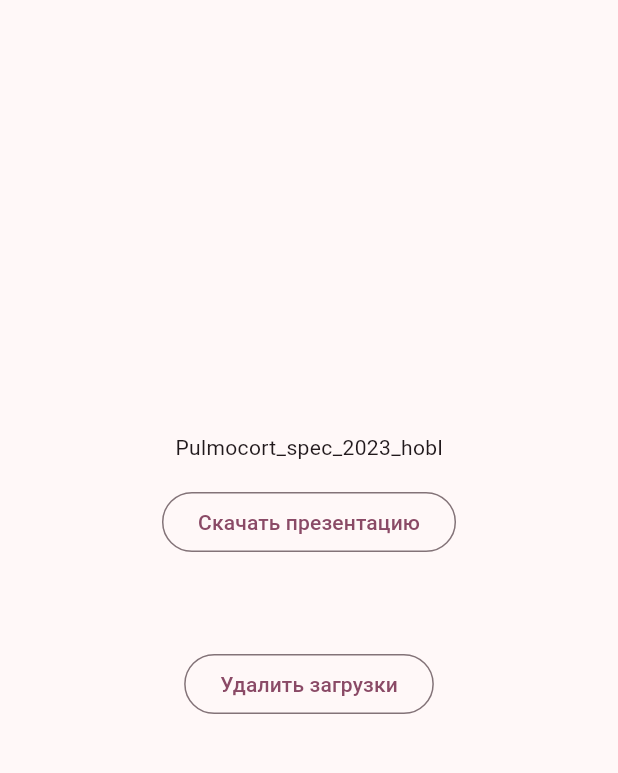
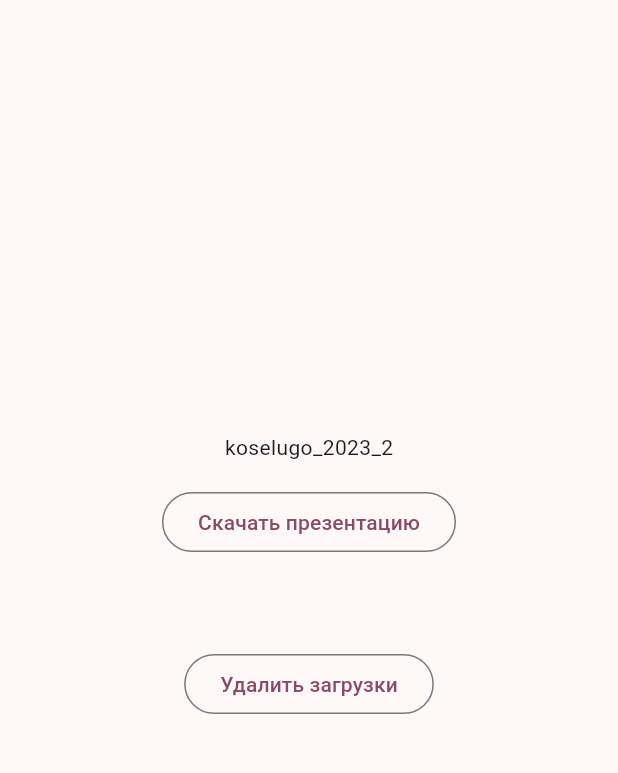
Before and after one commit to Veselchak-U/webview_presentation_test, a Flutter app: the screen it shows after launch, on a phone screen of 412 x 824 dp, the part 84-857 px from its top. Run offline on Flutter 3.47's test engine with Material 2 defaults, Android fonts, the phone set to English and light mode, and no system bars; our stand-ins replace copy_with_extension, dio, equatable, freezed_annotation, logger, webview_flutter; missing offline and left inert: flutter_archive, flutter_inappwebview, webview_flutter_android, webview_flutter_wkwebview; accounts and stored records are empty.

```diff
--- /dev/null
+++ b/lib/features/presentation_view/data/mocks.dart
@@ -0,0 +1,34 @@
+import 'package:presentation_test/features/presentation_view/domain/entities/presentation_entity.dart';
+
+class Mocks {
+  final presentationsMock = [
+    const PresentationEntity(
+      id: 'id_Calquence_RU_3_2022_Publish',
+      url:
+          'https://drive.google.com/uc?export=download&confirm=no_antivirus&id=1_33cRbPzWpT-hUrcF-Z0wvqyUZtD93Iv',
+      fileName: 'Calquence_RU_3_2022_Publish.zip',
+      name: 'Calquence_RU_3_2022_Publish',
+    ),
+    const PresentationEntity(
+      id: 'id_Synagis_RIA_GI_2023_1',
+      url:
+          'https://drive.google.com/uc?export=download&confirm=no_antivirus&id=1UYsDW9FvR4JOaXn8SLp9bYOdLfNlQFsr',
+      fileName: 'Synagis_RIA_GI_2023_1.zip',
+      name: 'Synagis_RIA_GI_2023_1',
+    ),
+    const PresentationEntity(
+      id: 'id_Pulmocort_spec_2023_hobl',
+      url:
+          'https://drive.google.com/uc?export=download&confirm=no_antivirus&id=1lKK-WiWvYhowvTtEOkTa3CDHqiViAOpc',
+      fileName: 'Pulmocort_spec_2023_hobl.zip',
+      name: 'Pulmocort_spec_2023_hobl',
+    ),
+    const PresentationEntity(
+      id: 'id_koselugo_2023_2',
+      url:
+          'https://drive.google.com/uc?export=download&confirm=no_antivirus&id=1rTiecXCFHpdnItFZT1euvQNIQqMu173o',
+      fileName: 'koselugo_2023_2.zip',
+      name: 'koselugo_2023_2',
+    ),
+  ];
+}
--- a/lib/features/presentation_view/screens/loading_screen/loading_screen.dart
+++ b/lib/features/presentation_view/screens/loading_screen/loading_screen.dart
@@ -1,31 +1,7 @@
 import 'package:flutter/material.dart';
-import 'package:presentation_test/features/presentation_view/domain/entities/presentation_entity.dart';
+import 'package:presentation_test/features/presentation_view/data/mocks.dart';
 import 'package:presentation_test/features/presentation_view/screens/loading_screen/loading_screen_vm.dart';
 import 'package:provider/provider.dart';
-
-// const _presentation = PresentationEntity(
-//   id: 'id_Calquence_RU_3_2022_Publish',
-//   url:
-//   'https://drive.google.com/uc?export=download&confirm=no_antivirus&id=1_33cRbPzWpT-hUrcF-Z0wvqyUZtD93Iv',
-//   fileName: 'Calquence_RU_3_2022_Publish.zip',
-//   name: 'Calquence_RU_3_2022_Publish',
-// );
-
-// const _presentation = PresentationEntity(
-//   id: 'id_Synagis_RIA_GI_2023_1',
-//   url:
-//       'https://drive.google.com/uc?export=download&confirm=no_antivirus&id=1UYsDW9FvR4JOaXn8SLp9bYOdLfNlQFsr',
-//   fileName: 'Synagis_RIA_GI_2023_1.zip',
-//   name: 'Synagis_RIA_GI_2023_1',
-// );
-
-const _presentation = PresentationEntity(
-  id: 'id_Pulmocort_spec_2023_hobl',
-  url:
-      'https://drive.google.com/uc?export=download&confirm=no_antivirus&id=1lKK-WiWvYhowvTtEOkTa3CDHqiViAOpc',
-  fileName: 'Pulmocort_spec_2023_hobl.zip',
-  name: 'Pulmocort_spec_2023_hobl',
-);
 
 class LoadingScreen extends StatefulWidget {
   const LoadingScreen({super.key});
@@ -39,7 +15,9 @@ class _LoadingScreenState extends State<LoadingScreen> {
   void initState() {
     super.initState();
     final vm = context.read<LoadingScreenVm>();
-    vm.init(_presentation);
+    vm.init(
+      Mocks().presentationsMock[3],
+    );
   }
 
   @override
--- a/pubspec.yaml
+++ b/pubspec.yaml
@@ -26,6 +26,8 @@ dependencies:
   # Webview
   webview_flutter: 4.2.2
   flutter_inappwebview: 5.7.2+3
+  # Html
+  html: 0.15.4
 
 dev_dependencies:
   flutter_test:
```
Also changed, not shown: lib/features/presentation_view/screens/webview_screen/inapp_webview_screen.dart (+90 -23 lines), pubspec.lock.
